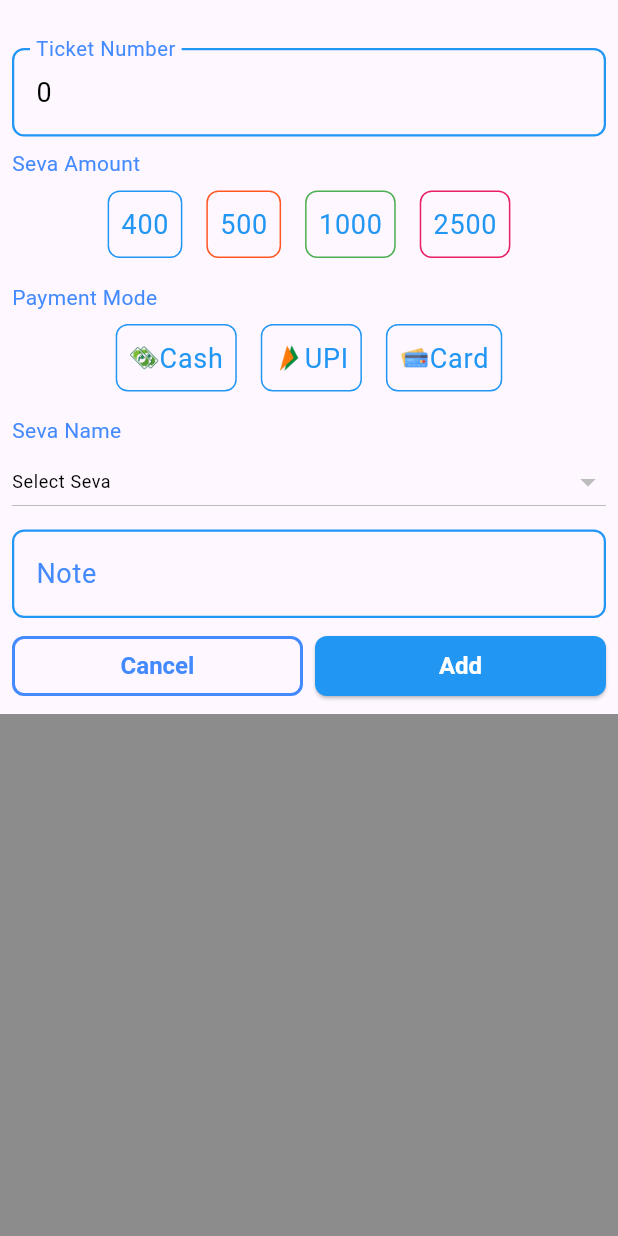
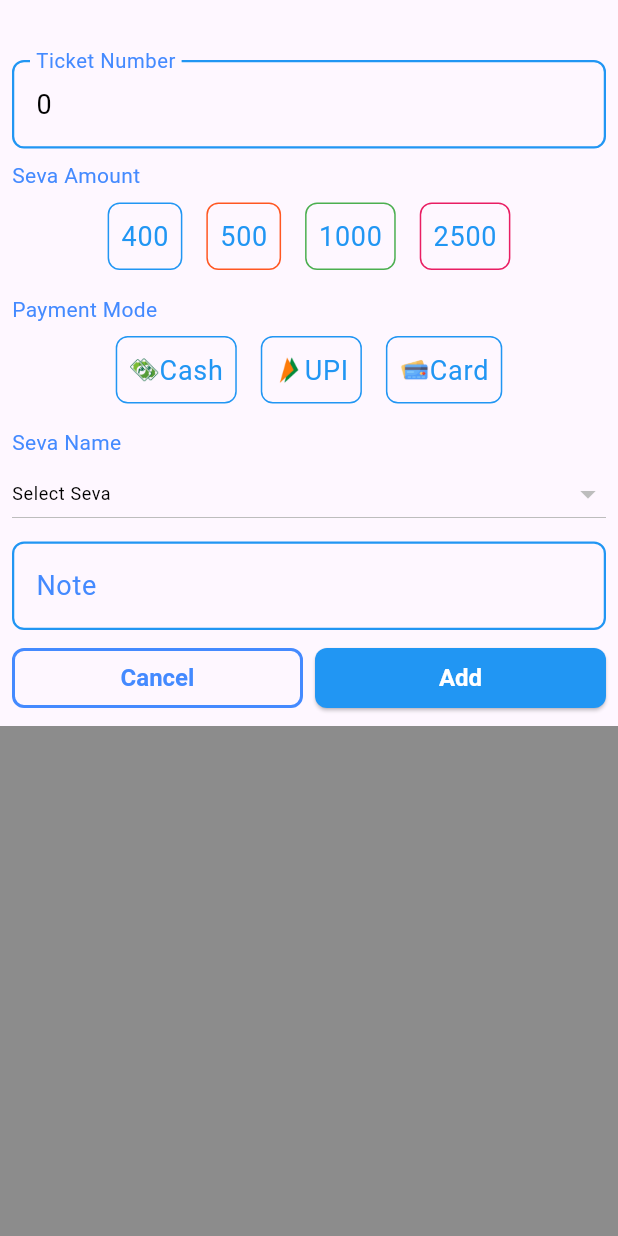
Before and after one commit to jayantadn/vkhillseva, a Flutter app: the TicketPage screen opened directly with empty values, after a tap on the "add" icon, on a phone screen of 412 x 824 dp. Run offline on Flutter 3.47's test engine with Material 3 defaults, Android fonts, the phone set to English and light mode, and no system bars; our stand-ins replace firebase_core, firebase_database, fl_chart, fluttertoast, google_fonts, synchronized; accounts and stored records are empty.

Commit message:
update theme and improve ticket page layout

```diff
--- a/lib/common/const.dart
+++ b/lib/common/const.dart
@@ -15,55 +15,6 @@ class Const {
   final String version = "0.14.0";
 
   final int fbListenerDelay = 2; // seconds
-
-  final List<String> icons = [
-    "assets/images/Logo/KrishnaLilaPark_circle.png",
-    "assets/images/Logo/KrishnaLilaPark_square.png",
-    "assets/images/LauncherIcons/NityaSeva.png",
-    "assets/images/LauncherIcons/Deepotsava.png",
-    "assets/images/LauncherIcons/Harinaam.png",
-    "assets/images/Common/morning.png",
-    "assets/images/Common/evening.png",
-    "assets/images/Common/add.png",
-    "assets/images/Festivals/RamNavami.png",
-    "assets/images/Festivals/Balarama.png",
-    "assets/images/Festivals/AkshayaTritiya.png",
-    "assets/images/Festivals/Garuda.png",
-    "assets/images/Festivals/Govardhana.png",
-    "assets/images/Festivals/Vamana.png",
-    "assets/images/Festivals/GaurNitai.png",
-    "assets/images/Festivals/HanumanJayanti.png",
-    "assets/images/Festivals/JhulanUtsava.png",
-    "assets/images/Festivals/NarasimhaChaturdashi.png",
-    "assets/images/Festivals/NityanandaTrayodashi.png",
-    "assets/images/Festivals/RathaYatra.png",
-    "assets/images/Festivals/VyasaPuja.png",
-    "assets/images/VKHillDieties/Garuda.png",
-    "assets/images/VKHillDieties/Govinda.png",
-    "assets/images/VKHillDieties/Hanuman.png",
-    "assets/images/VKHillDieties/Jagannatha.png",
-    "assets/images/VKHillDieties/LakshmiNarasimha.png",
-    "assets/images/VKHillDieties/Narasimha.png",
-    "assets/images/VKHillDieties/NitaiGauranga.png",
-    "assets/images/VKHillDieties/Padmavati.png",
-    "assets/images/VKHillDieties/Prabhupada.png",
-    "assets/images/VKHillDieties/RadhaKrishna.png",
-    "assets/images/VKHillDieties/Sudarshana.png",
-    "assets/images/PaymentModes/icon_card.png",
-    "assets/images/PaymentModes/icon_cash.png",
-    "assets/images/PaymentModes/icon_gift.png",
-    "assets/images/PaymentModes/icon_upi.png",
-    "assets/images/NityaSeva/flower_garland.png",
-    "assets/images/NityaSeva/gita.png",
-    "assets/images/NityaSeva/sadhu_bhojana.png",
-    "assets/images/NityaSeva/ShodashopacharaSeva.png",
-    "assets/images/NityaSeva/tulasi_garland.png",
-    "assets/images/NityaSeva/vishnu_pushpanjali.png",
-    "assets/images/NityaSeva/tas.png",
-    "assets/images/NityaSeva/JalaDana.png",
-    "assets/images/NityaSeva/laddu.png",
-    "assets/images/NityaSeva/sadhu_seva.png",
-  ];
 
   final nityaSeva = {
     'amounts': [
@@ -160,4 +111,53 @@ class Const {
     'Card': {'icon': "assets/images/PaymentModes/icon_card.png"},
     'Gift': {'icon': "assets/images/PaymentModes/icon_gift.png"},
   };
+
+  final List<String> icons = [
+    "assets/images/Logo/KrishnaLilaPark_circle.png",
+    "assets/images/Logo/KrishnaLilaPark_square.png",
+    "assets/images/LauncherIcons/NityaSeva.png",
+    "assets/images/LauncherIcons/Deepotsava.png",
+    "assets/images/LauncherIcons/Harinaam.png",
+    "assets/images/Common/morning.png",
+    "assets/images/Common/evening.png",
+    "assets/images/Common/add.png",
+    "assets/images/Festivals/RamNavami.png",
+    "assets/images/Festivals/Balarama.png",
+    "assets/images/Festivals/AkshayaTritiya.png",
+    "assets/images/Festivals/Garuda.png",
+    "assets/images/Festivals/Govardhana.png",
+    "assets/images/Festivals/Vamana.png",
+    "assets/images/Festivals/GaurNitai.png",
+    "assets/images/Festivals/HanumanJayanti.png",
+    "assets/images/Festivals/JhulanUtsava.png",
+    "assets/images/Festivals/NarasimhaChaturdashi.png",
+    "assets/images/Festivals/NityanandaTrayodashi.png",
+    "assets/images/Festivals/RathaYatra.png",
+    "assets/images/Festivals/VyasaPuja.png",
+    "assets/images/VKHillDieties/Garuda.png",
+    "assets/images/VKHillDieties/Govinda.png",
+    "assets/images/VKHillDieties/Hanuman.png",
+    "assets/images/VKHillDieties/Jagannatha.png",
+    "assets/images/VKHillDieties/LakshmiNarasimha.png",
+    "assets/images/VKHillDieties/Narasimha.png",
+    "assets/images/VKHillDieties/NitaiGauranga.png",
+    "assets/images/VKHillDieties/Padmavati.png",
+    "assets/images/VKHillDieties/Prabhupada.png",
+    "assets/images/VKHillDieties/RadhaKrishna.png",
+    "assets/images/VKHillDieties/Sudarshana.png",
+    "assets/images/PaymentModes/icon_card.png",
+    "assets/images/PaymentModes/icon_cash.png",
+    "assets/images/PaymentModes/icon_gift.png",
+    "assets/images/PaymentModes/icon_upi.png",
+    "assets/images/NityaSeva/flower_garland.png",
+    "assets/images/NityaSeva/gita.png",
+    "assets/images/NityaSeva/sadhu_bhojana.png",
+    "assets/images/NityaSeva/ShodashopacharaSeva.png",
+    "assets/images/NityaSeva/tulasi_garland.png",
+    "assets/images/NityaSeva/vishnu_pushpanjali.png",
+    "assets/images/NityaSeva/tas.png",
+    "assets/images/NityaSeva/JalaDana.png",
+    "assets/images/NityaSeva/laddu.png",
+    "assets/images/NityaSeva/sadhu_seva.png",
+  ];
 }
--- a/lib/common/theme.dart
+++ b/lib/common/theme.dart
@@ -19,6 +19,9 @@ ThemeData themeDefault = ThemeData(
     backgroundColor: backgroundColor,
     foregroundColor: accentColor,
     titleTextStyle: GoogleFonts.pacifico(color: accentColor, fontSize: 24),
+    iconTheme: IconThemeData(
+      size: 32.0,
+    ),
   ),
 
   // Text Styles
--- a/lib/main.dart
+++ b/lib/main.dart
@@ -2,6 +2,8 @@ import 'package:flutter/material.dart';
 import 'package:firebase_core/firebase_core.dart';
 import 'package:vkhillseva/common/theme.dart';
 import 'package:vkhillseva/home/home.dart';
+import 'package:vkhillseva/nitya_seva/day_summary.dart';
+import 'package:vkhillseva/nitya_seva/nitya_seva.dart';
 import 'package:vkhillseva/nitya_seva/session.dart';
 import 'package:vkhillseva/nitya_seva/session_summary.dart';
 import 'firebase_options.dart';
@@ -19,23 +21,12 @@ class MyApp extends StatelessWidget {
   MyApp({super.key});
 
   final Widget home = const HomePage(title: "Hare Krishna");
-  final Widget test = SessionSummary(
-    title: "Hare Krishna",
-    icon: "assets/images/Logo/KrishnaLilaPark_square.png",
-    session: Session(
-      name: "Morning Nitya Seva",
-      defaultAmount: 400,
-      defaultPaymentMode: "Cash",
-      icon: "assets/images/Common/morning.png",
-      sevakarta: "Guest",
-      timestamp: DateTime.parse("2024-12-29T10:09:15.371"),
-    ),
-  );
+  final Widget test = const NityaSeva(title: "Hare Krishna");
 
   // This widget is the root of your application.
   @override
   Widget build(BuildContext context) {
     return MaterialApp(
-        title: "ISKCON VK Hill Seva", theme: themeDefault, home: home);
+        title: "ISKCON VK Hill Seva", theme: themeDefault, home: test);
   }
 }
--- a/lib/nitya_seva/nitya_seva.dart
+++ b/lib/nitya_seva/nitya_seva.dart
@@ -584,7 +584,7 @@ class _NityaSevaState extends State<NityaSeva> {
                     ),
 
                     // summary
-                    DaySummary(),
+                    DaySummary(date: _selectedDate),
                   ],
                 ),
               ),
--- a/lib/nitya_seva/ticket_page.dart
+++ b/lib/nitya_seva/ticket_page.dart
@@ -481,8 +481,10 @@ class _TicketPageState extends State<TicketPage> {
                     scrollDirection: Axis.vertical,
                     child: Column(
                       children: [
+                        // padding at the top
+                        SizedBox(height: 32),
+
                         // Ticket number
-                        SizedBox(height: 24),
                         TextField(
                           controller: ticketNumberController,
                           decoration:
```
Also changed, not shown: lib/nitya_seva/day_summary.dart (+98 -39 lines), lib/templates/widget.dart (+4 -3 lines).
